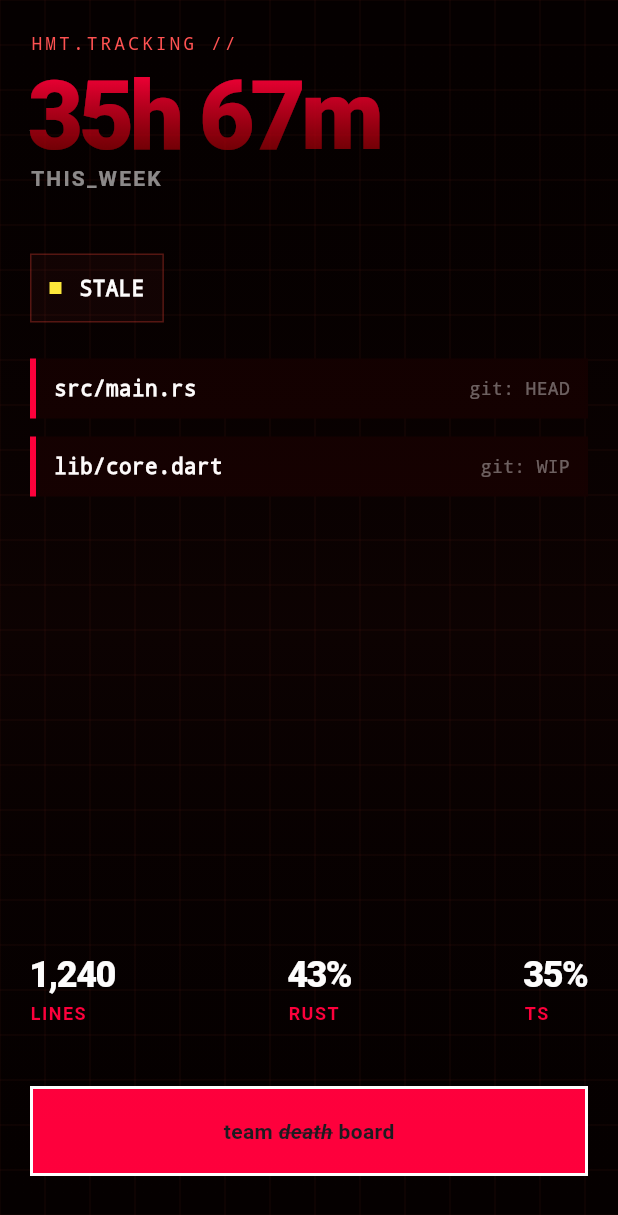
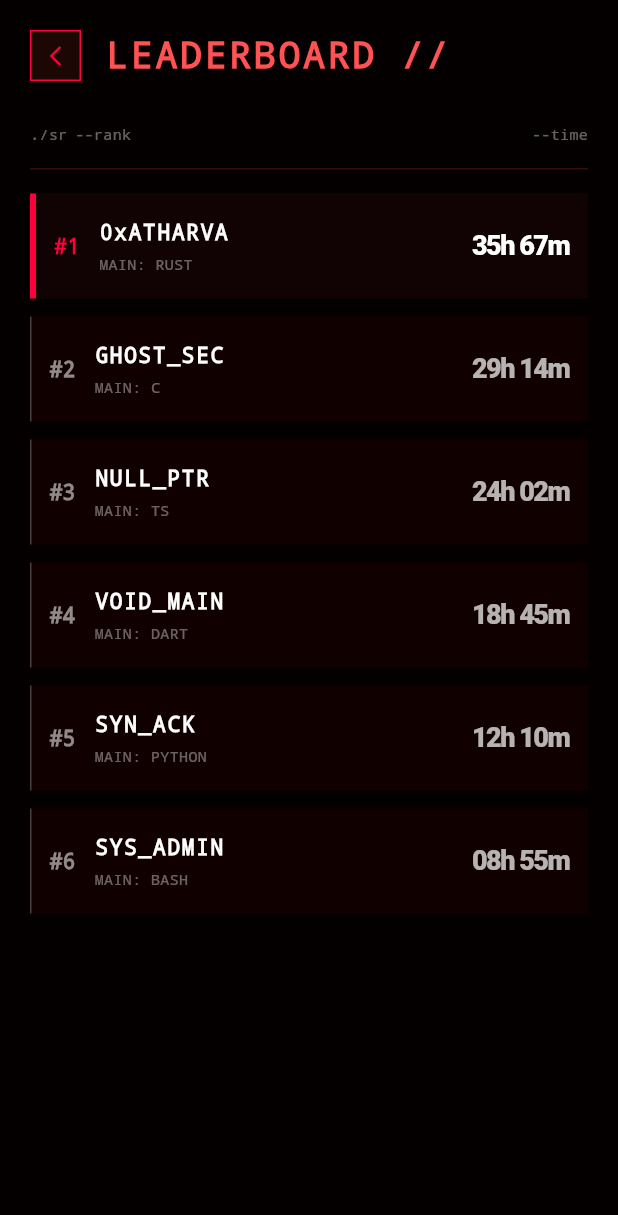
Before and after one commit to Finite-Code/hmt, a Flutter app: the screen it shows after launch, after a tap on an icon or button, on a phone screen of 412 x 824 dp. Shown: the top 1215 px of the screen. Run offline on Flutter 3.47's test engine with Material 3 defaults, Android fonts, the phone set to English and light mode, and no system bars.

Commit message:
hmt: a nice cyberpunk UI leaderboard
I'm definitely developing a taste here and I'm proud of it, let's keep going. gawd how'll I push through the remaining hours, but it's fun so let's keep going!!

```diff
--- /dev/null
+++ b/lib/deathboard.dart
@@ -0,0 +1,202 @@
+import 'package:flutter/material.dart';
+
+class LeaderboardScreen extends StatelessWidget {
+  const LeaderboardScreen({super.key});
+
+  @override
+  Widget build(BuildContext context) {
+    // dummy leaderboard data, assuming index is rank
+    final List<Map<String, String>> hackers = [
+      {"name": "0xATHARVA", "time": "35h 67m", "lang": "RUST"},
+      {"name": "GHOST_SEC", "time": "29h 14m", "lang": "C"},
+      {"name": "NULL_PTR", "time": "24h 02m", "lang": "TS"},
+      {"name": "VOID_MAIN", "time": "18h 45m", "lang": "DART"},
+      {"name": "SYN_ACK", "time": "12h 10m", "lang": "PYTHON"},
+      {"name": "SYS_ADMIN", "time": "08h 55m", "lang": "BASH"},
+    ];
+
+    return Scaffold(
+      backgroundColor: const Color(0xFF050000),
+      body: SafeArea(
+        child: Column(
+          crossAxisAlignment: CrossAxisAlignment.start,
+          children: [
+            // Header
+            Padding(
+              padding: const EdgeInsets.all(20.0),
+              child: Row(
+                children: [
+                  GestureDetector(
+                    onTap: () => Navigator.pop(context),
+                    child: Container(
+                      padding: const EdgeInsets.all(8),
+                      decoration: BoxDecoration(
+                        border: Border.all(color: const Color(0xFFFF003C)),
+                        color: Colors.red.withValues(alpha: 0.1),
+                      ),
+                      child: const Icon(
+                        Icons.arrow_back_ios_new,
+                        color: Color(0xFFFF003C),
+                        size: 16,
+                      ),
+                    ),
+                  ),
+                  const SizedBox(width: 16),
+                  const Text(
+                    "LEADERBOARD //",
+                    style: TextStyle(
+                      color: Colors.redAccent,
+                      fontSize: 24,
+                      letterSpacing: 2,
+                      fontFamily: 'monospace',
+                      fontWeight: FontWeight.bold,
+                    ),
+                  ),
+                ],
+              ),
+            ),
+
+            // List Header
+            Padding(
+              padding: const EdgeInsets.symmetric(
+                horizontal: 20.0,
+                vertical: 8.0,
+              ),
+              child: Row(
+                children: const [
+                  SizedBox(
+                    width: 30,
+                    child: Text(
+                      "./sr",
+                      style: TextStyle(
+                        color: Colors.white38,
+                        fontFamily: 'monospace',
+                        fontSize: 10,
+                      ),
+                    ),
+                  ),
+                  Expanded(
+                    child: Text(
+                      "--rank",
+                      style: TextStyle(
+                        color: Colors.white38,
+                        fontFamily: 'monospace',
+                        fontSize: 10,
+                      ),
+                    ),
+                  ),
+                  Text(
+                    "--time",
+                    style: TextStyle(
+                      color: Colors.white38,
+                      fontFamily: 'monospace',
+                      fontSize: 10,
+                    ),
+                  ),
+                ],
+              ),
+            ),
+
+            // Divider
+            Container(
+              height: 1,
+              width: double.infinity,
+              color: Colors.red.withValues(alpha: 0.2),
+              margin: const EdgeInsets.symmetric(
+                horizontal: 20.0,
+                vertical: 8.0,
+              ),
+            ),
+
+            // Leaderboard List
+            Expanded(
+              child: ListView.builder(
+                padding: const EdgeInsets.symmetric(
+                  horizontal: 20.0,
+                  vertical: 8.0,
+                ),
+                itemCount: hackers.length,
+                itemBuilder: (context, index) {
+                  final hacker = hackers[index];
+                  final isMe = index == 0; // assuming top spot is user for now
+
+                  return Container(
+                    margin: const EdgeInsets.only(bottom: 12),
+                    padding: const EdgeInsets.symmetric(
+                      horizontal: 12,
+                      vertical: 16,
+                    ),
+                    decoration: BoxDecoration(
+                      border: Border(
+                        left: BorderSide(
+                          color: isMe
+                              ? const Color(0xFFFF003C)
+                              : Colors.white24,
+                          width: isMe ? 4 : 1,
+                        ),
+                      ),
+                      color: isMe
+                          ? Colors.red.withValues(alpha: 0.05)
+                          : const Color(0xFF110000),
+                    ),
+                    child: Row(
+                      children: [
+                        SizedBox(
+                          width: 30,
+                          child: Text(
+                            "#${index + 1}",
+                            style: TextStyle(
+                              color: isMe
+                                  ? const Color(0xFFFF003C)
+                                  : Colors.white54,
+                              fontWeight: FontWeight.bold,
+                              fontFamily: 'monospace',
+                            ),
+                          ),
+                        ),
+                        Expanded(
+                          child: Column(
+                            crossAxisAlignment: CrossAxisAlignment.start,
+                            children: [
+                              Text(
+                                hacker['name']!,
+                                style: const TextStyle(
+                                  color: Colors.white,
+                                  fontWeight: FontWeight.w900,
+                                  fontFamily: 'monospace',
+                                  letterSpacing: 1.2,
+                                ),
+                              ),
+                              const SizedBox(height: 4),
+                              Text(
+                                "MAIN: ${hacker['lang']}",
+                                style: const TextStyle(
+                                  color: Colors.white38,
+                                  fontSize: 10,
+                                  fontFamily: 'monospace',
+                                ),
+                              ),
+                            ],
+                          ),
+                        ),
+                        Text(
+                          hacker['time']!,
+                          style: TextStyle(
+                            color: isMe ? Colors.white : Colors.white70,
+                            fontSize: 18,
+                            fontWeight: FontWeight.w900,
+                            letterSpacing: -1,
+                          ),
+                        ),
+                      ],
+                    ),
+                  );
+                },
+              ),
+            ),
+          ],
+        ),
+      ),
+    );
+  }
+}
--- a/lib/main.dart
+++ b/lib/main.dart
@@ -1,4 +1,6 @@
 import 'package:flutter/material.dart';
+
+import 'deathboard.dart'; // the leaderboard screen yk
 
 void main() => runApp(
   const MaterialApp(debugShowCheckedModeBanner: false, home: GlitchDash()),
@@ -126,7 +128,14 @@ class _GlitchDashState extends State<GlitchDash> {
 
                   // Action button
                   GestureDetector(
-                    onTap: () => setState(() => isDraft = !isDraft),
+                    onTap: () {
+                      Navigator.push(
+                        context,
+                        MaterialPageRoute(
+                          builder: (context) => const LeaderboardScreen(),
+                        ),
+                      );
+                    },
                     child: Container(
                       height: 60,
                       width: double.infinity,
```
